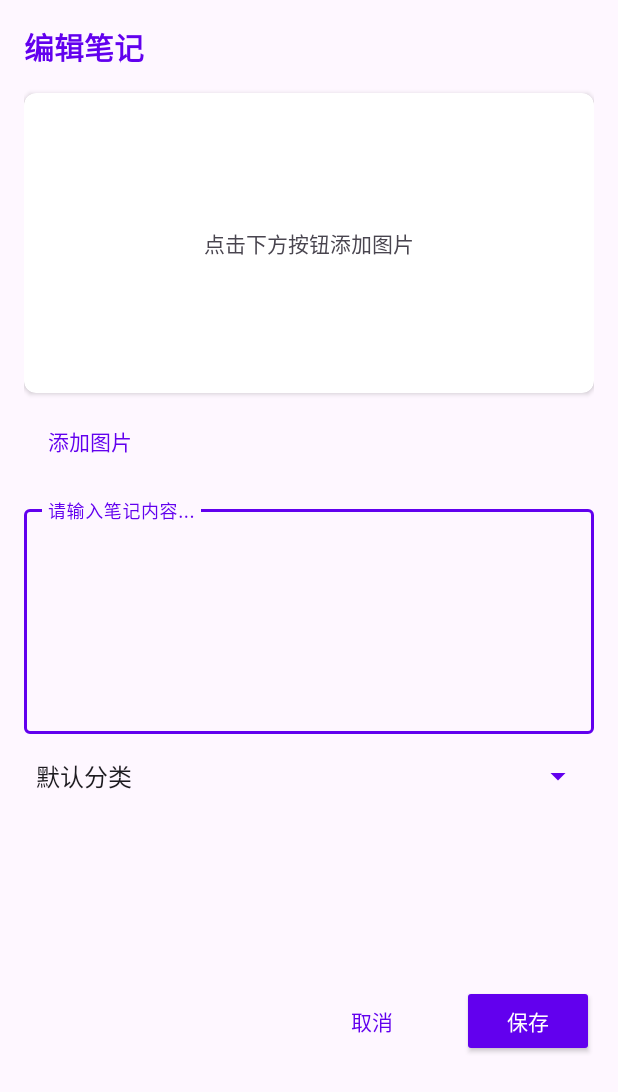
After one commit to yaojiangjun/AndroidProject, an Android app: the EditActivity screen opened directly, with no data from a screen before it, on a phone screen of 412 x 824 dp. The commit adds this screen. Shown: the top 1092 px of the screen. Run offline under Robolectric (Android 15) with nearby library versions, the phone set to English and light mode, and no system bars; our stand-ins replace Room's generated code.

Commit message:
优化编辑功能
存在bug

```diff
--- a/app/build.gradle.kts
+++ b/app/build.gradle.kts
@@ -2,6 +2,7 @@ plugins {
     alias(libs.plugins.androidApplication)
     alias(libs.plugins.jetbrainsKotlinAndroid)
     id("kotlin-kapt")
+    id("kotlin-parcelize") // 手动添加这行
 }
 
 android {
@@ -49,4 +50,6 @@ dependencies {
     implementation("androidx.room:room-runtime:$roomVersion")
     implementation("androidx.room:room-ktx:$roomVersion")
     kapt("androidx.room:room-compiler:$roomVersion")
+
+    implementation ("org.jetbrains.kotlin:kotlin-parcelize-runtime:1.9.0")
 }
--- a/app/src/main/AndroidManifest.xml
+++ b/app/src/main/AndroidManifest.xml
@@ -50,6 +50,10 @@
             android:name=".SecondActivity"
             android:exported="false"
             android:theme="@style/Theme.MyApplication"/>
+        <activity
+            android:name=".EditActivity"
+            android:exported="false"
+            android:theme="@style/Theme.MyApplication"/>
 
         <!-- 文件共享Provider（仅保留一个） -->
         <provider
--- /dev/null
+++ b/app/src/main/java/com/yjj202305100205/myapplication/EditActivity.kt
@@ -0,0 +1,158 @@
+package com.yjj202305100205.myapplication
+
+import android.app.Activity
+import android.content.Intent
+import android.content.pm.PackageManager
+import android.net.Uri
+import android.os.Build
+import android.os.Bundle
+import android.provider.MediaStore
+import android.view.View
+import android.widget.ArrayAdapter
+import android.widget.Button
+import android.widget.ImageView
+import android.widget.Spinner
+import android.widget.TextView
+import android.widget.Toast
+import androidx.activity.result.ActivityResultLauncher
+import androidx.activity.result.contract.ActivityResultContracts
+import androidx.appcompat.app.AppCompatActivity
+import androidx.core.content.ContextCompat
+import androidx.lifecycle.lifecycleScope
+import com.google.android.material.textfield.TextInputEditText
+import kotlinx.coroutines.launch
+import java.io.File
+import java.io.FileNotFoundException
+import java.io.InputStream
+
+class EditActivity : AppCompatActivity() {
+    // 控件定义（与布局ID严格一致）
+    private lateinit var inputEditText: TextInputEditText
+    private lateinit var noteImageIv: ImageView
+    private lateinit var noImageHintTv: TextView
+    private lateinit var deleteImageIv: ImageView
+    private lateinit var categorySpinner: Spinner
+    private lateinit var addImageButton: Button
+    private lateinit var cancelButton: Button
+    private lateinit var saveButton: Button
+
+    // 其他变量...
+    private var currentRecord: Record? = null
+    private var selectedImagePath: String? = null
+    private lateinit var recordDao: RecordDao
+    private lateinit var categoryDao: CategoryDao
+    private lateinit var categoryList: MutableList<Category>
+    private lateinit var pickImageLauncher: ActivityResultLauncher<Intent>
+
+    override fun onCreate(savedInstanceState: Bundle?) {
+        super.onCreate(savedInstanceState)
+        setContentView(R.layout.activity_edit)
+
+        // 初始化数据库
+        val db = AppDatabase.getInstance(this)
+        recordDao = db.recordDao()
+        categoryDao = db.categoryDao()
+        categoryList = mutableListOf()
+
+        // 初始化控件（通过findViewById绑定，与布局ID一致）
+        initViews()
+
+        // 初始化图片选择器
+        initImagePicker()
+
+        // 获取传递的记录数据
+        currentRecord = intent.getParcelableExtra("record")
+        currentRecord?.let { showRecordData(it) }
+
+        // 加载分类数据
+        loadCategories()
+    }
+
+    private fun initViews() {
+        // 绑定控件（ID必须与布局中完全一致）
+        inputEditText = findViewById(R.id.inputEditText)
+        noteImageIv = findViewById(R.id.noteImageIv)
+        noImageHintTv = findViewById(R.id.noImageHintTv)
+        deleteImageIv = findViewById(R.id.deleteImageIv)
+        categorySpinner = findViewById(R.id.categorySpinner)
+        addImageButton = findViewById(R.id.addImageButton)
+        cancelButton = findViewById(R.id.cancelButton)
+        saveButton = findViewById(R.id.saveButton)
+
+        // 取消按钮点击事件
+        cancelButton.setOnClickListener { finish() }
+
+        // 保存按钮点击事件
+        saveButton.setOnClickListener { saveEditedRecord() }
+
+        // 添加图片按钮点击事件
+        addImageButton.setOnClickListener { checkImagePermissionAndPick() }
+
+        // 删除图片按钮点击事件
+        deleteImageIv.setOnClickListener {
+            selectedImagePath = null
+            noteImageIv.visibility = View.GONE
+            deleteImageIv.visibility = View.GONE
+            noImageHintTv.visibility = View.VISIBLE
+        }
+    }
+
+    // 加载分类数据（修正适配器名称拼写错误：ArrayAdapter）
+    private fun loadCategories() {
+        lifecycleScope.launch {
+            categoryDao.getAllCategories().collect { categories ->
+                categoryList.clear()
+                categoryList.addAll(categories)
+
+                // 修正：ArrayAdapter（之前拼写为ArrayAdaptor）
+                val adapter = ArrayAdapter(
+                    this@EditActivity,
+                    android.R.layout.simple_spinner_item,
+                    categoryList.map { it.categoryName }
+                )
+                adapter.setDropDownViewResource(android.R.layout.simple_spinner_dropdown_item)
+                categorySpinner.adapter = adapter
+
+                // 选中当前记录的分类
+                currentRecord?.let { record ->
+                    val position = categoryList.indexOfFirst { it.categoryId == record.categoryId }
+                    if (position != -1) categorySpinner.setSelection(position)
+                }
+            }
+        }
+    }
+
+    // 图片权限检查（补充必要的导入后，Build等类会生效）
+    private fun checkImagePermissionAndPick() {
+        if (Build.VERSION.SDK_INT >= Build.VERSION_CODES.TIRAMISU) {
+            if (ContextCompat.checkSelfPermission(this, android.Manifest.permission.READ_MEDIA_IMAGES)
+                != PackageManager.PERMISSION_GRANTED) {
+                requestPermissions(
+                    arrayOf(android.Manifest.permission.READ_MEDIA_IMAGES),
+                    1001
+                )
+            } else {
+                pickImage()
+            }
+        } else {
+            if (ContextCompat.checkSelfPermission(this, android.Manifest.permission.READ_EXTERNAL_STORAGE)
+                != PackageManager.PERMISSION_GRANTED) {
+                requestPermissions(
+                    arrayOf(android.Manifest.permission.READ_EXTERNAL_STORAGE),
+                    1001
+                )
+            } else {
+                pickImage()
+            }
+        }
+    }
+
+    // 其他方法（省略，保持原有逻辑）...
+    private fun initImagePicker() { /* ... */ }
+    private fun showRecordData(record: Record) { /* ... */ }
+    private fun loadImageToView(imagePath: String?) { /* ... */ }
+    private fun saveEditedRecord() { /* ... */ }
+    private fun pickImage() { /* ... */ }
+    private fun getRealPathFromUri(uri: Uri): String? { /* ... */ return TODO("Provide the return value")
+    }
+}
--- a/app/src/main/java/com/yjj202305100205/myapplication/MainActivity.kt
+++ b/app/src/main/java/com/yjj202305100205/myapplication/MainActivity.kt
@@ -162,23 +162,9 @@ class MainActivity : AppCompatActivity() {
                 }
             },
             onEditClick = { record ->
-                val editText = EditText(this@MainActivity)
-                editText.setText(record.content)
-                AlertDialog.Builder(this@MainActivity)
-                    .setTitle("编辑记录")
-                    .setView(editText)
-                    .setPositiveButton("保存") { _, _ ->
-                        val newContent = editText.text.toString().trim()
-                        if (newContent.isNotEmpty()) {
-                            val updatedRecord = record.copy(content = newContent)
-                            lifecycleScope.launch {
-                                recordDao.updateRecord(updatedRecord)
-                                Toast.makeText(this@MainActivity, "编辑成功", Toast.LENGTH_SHORT).show()
-                            }
-                        }
-                    }
-                    .setNegativeButton("取消", null)
-                    .show()
+                val intent = Intent(this@MainActivity, EditActivity::class.java)
+                intent.putExtra("record", record) // 需要让Record类实现Parcelable接口
+                startActivity(intent)
             },
             onTopClick = { record ->
                 val updatedRecord = record.copy(isTop = !record.isTop)
--- a/app/src/main/java/com/yjj202305100205/myapplication/Record.kt
+++ b/app/src/main/java/com/yjj202305100205/myapplication/Record.kt
@@ -1,11 +1,14 @@
 package com.yjj202305100205.myapplication
 
+import android.os.Parcelable
 import androidx.room.Entity
 import androidx.room.ForeignKey
 import androidx.room.PrimaryKey
+import kotlinx.parcelize.Parcelize
 
+@Parcelize // 添加Parcelize注解，自动生成Parcelable代码
 @Entity(
-    tableName = "input_records",
+    tableName = "input_records", // 保持你的表名不变
     foreignKeys = [ForeignKey(
         entity = Category::class,
         parentColumns = ["categoryId"],
@@ -18,7 +21,6 @@ data class Record(
     val content: String,
     val time: Long,
     val categoryId: String = "default_category",
-    val imagePath: String? = null, // 新增：图片路径
-    val isTop: Boolean = false // 新增：是否置顶（为功能6准备）
-
-)
+    val imagePath: String? = null,
+    val isTop: Boolean = false
+) : Parcelable // 实现Parcelable接口
--- /dev/null
+++ b/app/src/main/res/layout/activity_edit.xml
@@ -0,0 +1,130 @@
+<?xml version="1.0" encoding="utf-8"?>
+<androidx.constraintlayout.widget.ConstraintLayout xmlns:android="http://schemas.android.com/apk/res/android"
+    xmlns:app="http://schemas.android.com/apk/res-auto"
+    android:layout_width="match_parent"
+    android:layout_height="match_parent"
+    android:padding="16dp">
+
+    <!-- 标题 -->
+    <TextView
+        android:id="@+id/titleTv"
+        android:layout_width="match_parent"
+        android:layout_height="wrap_content"
+        android:text="编辑笔记"
+        android:textSize="20sp"
+        android:textStyle="bold"
+        android:textColor="?attr/colorPrimary"
+        app:layout_constraintTop_toTopOf="parent"/>
+
+    <!-- 图片显示区域 -->
+    <androidx.cardview.widget.CardView
+        android:id="@+id/imageCard"
+        android:layout_width="match_parent"
+        android:layout_height="200dp"
+        app:cardCornerRadius="8dp"
+        app:cardElevation="2dp"
+        android:layout_marginTop="16dp"
+        app:layout_constraintTop_toBottomOf="@id/titleTv">
+
+        <RelativeLayout
+            android:layout_width="match_parent"
+            android:layout_height="match_parent">
+
+            <!-- 图片显示 -->
+            <ImageView
+                android:id="@+id/noteImageIv"
+                android:layout_width="match_parent"
+                android:layout_height="match_parent"
+                android:scaleType="centerCrop"
+                android:visibility="gone"
+                android:contentDescription="@string/note_image"/>
+
+            <!-- 无图片时的提示 -->
+            <TextView
+                android:id="@+id/noImageHintTv"
+                android:layout_width="wrap_content"
+                android:layout_height="wrap_content"
+                android:text="点击下方按钮添加图片"
+                android:textColor="?attr/colorOnSurfaceVariant"
+                android:layout_centerInParent="true"/>
+
+            <!-- 删除图片按钮 -->
+            <ImageView
+                android:id="@+id/deleteImageIv"
+                android:layout_width="24dp"
+                android:layout_height="24dp"
+                android:src="@android:drawable/ic_menu_delete"
+                android:layout_alignParentEnd="true"
+                android:layout_alignParentTop="true"
+                android:layout_margin="8dp"
+                android:visibility="gone"
+                android:clickable="true"
+                android:focusable="true"
+                app:tint="?attr/colorOnSurface" />
+        </RelativeLayout>
+    </androidx.cardview.widget.CardView>
+
+    <!-- 图片操作按钮 -->
+    <Button
+        android:id="@+id/addImageButton"
+        android:layout_width="wrap_content"
+        android:layout_height="wrap_content"
+        android:text="@string/add_image"
+        style="?attr/borderlessButtonStyle"
+        android:layout_marginTop="8dp"
+        app:layout_constraintTop_toBottomOf="@id/imageCard"
+        app:layout_constraintStart_toStartOf="parent"/>
+
+    <!-- 内容输入区 -->
+    <com.google.android.material.textfield.TextInputLayout
+        android:id="@+id/inputLayout"
+        android:layout_width="match_parent"
+        android:layout_height="wrap_content"
+        android:layout_marginTop="16dp"
+        app:layout_constraintTop_toBottomOf="@id/addImageButton">
+
+        <com.google.android.material.textfield.TextInputEditText
+            android:id="@+id/inputEditText"
+            android:layout_width="match_parent"
+            android:layout_height="150dp"
+            android:hint="@string/input_hint"
+            android:gravity="top"
+            android:inputType="textMultiLine"/>
+    </com.google.android.material.textfield.TextInputLayout>
+
+    <!-- 分类选择 -->
+    <Spinner
+        android:id="@+id/categorySpinner"
+        android:layout_width="match_parent"
+        android:layout_height="wrap_content"
+        android:layout_marginTop="16dp"
+        android:backgroundTint="?attr/colorPrimary"
+        app:layout_constraintTop_toBottomOf="@id/inputLayout"/>
+
+    <!-- 底部操作按钮 -->
+    <LinearLayout
+        android:layout_width="match_parent"
+        android:layout_height="wrap_content"
+        android:layout_marginTop="24dp"
+        android:gravity="end"
+        android:orientation="horizontal"
+        app:layout_constraintBottom_toBottomOf="parent"
+        app:layout_constraintTop_toBottomOf="@id/categorySpinner">
+
+        <Button
+            android:id="@+id/cancelButton"
+            android:layout_width="wrap_content"
+            android:layout_height="wrap_content"
+            android:text="取消"
+            style="?attr/borderlessButtonStyle"
+            android:layout_marginEnd="16dp"/>
+
+        <Button
+            android:id="@+id/saveButton"
+            android:layout_width="wrap_content"
+            android:layout_height="wrap_content"
+            android:text="保存"
+            style="?attr/buttonStyle"/>
+    </LinearLayout>
+
+</androidx.constraintlayout.widget.ConstraintLayout>
```
